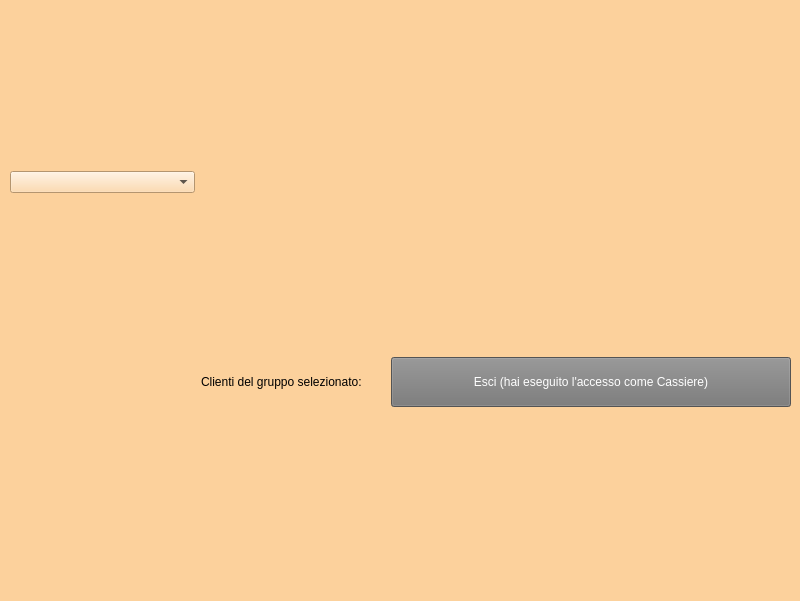
This is Dipendente/view/magazziniereMain.ui in ManuelMarrone/GestioneBowling as Qt 5 draws it before an edit. The edited form follows.
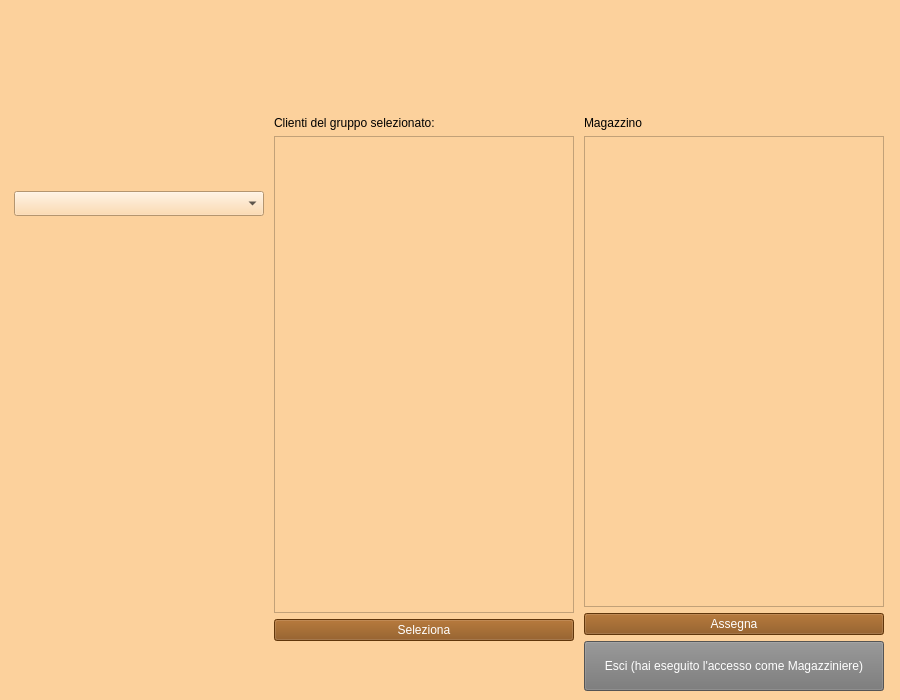
This is the edited form.

Commit message: vista del magazziniere e statistiche in progress

Patch:
```diff
--- a/Dipendente/view/magazziniereMain.ui
+++ b/Dipendente/view/magazziniereMain.ui
@@ -6,10 +6,22 @@
    <rect>
     <x>0</x>
     <y>0</y>
-    <width>800</width>
-    <height>601</height>
+    <width>900</width>
+    <height>700</height>
    </rect>
   </property>
+  <property name="minimumSize">
+   <size>
+    <width>900</width>
+    <height>700</height>
+   </size>
+  </property>
+  <property name="maximumSize">
+   <size>
+    <width>900</width>
+    <height>700</height>
+   </size>
+  </property>
   <property name="windowTitle">
    <string>Magazziniere</string>
   </property>
@@ -21,8 +33,8 @@
     <rect>
      <x>10</x>
      <y>10</y>
-     <width>781</width>
-     <height>583</height>
+     <width>881</width>
+     <height>681</height>
     </rect>
    </property>
    <layout class="QVBoxLayout" name="verticalLayout_4">
@@ -30,6 +42,18 @@
      <layout class="QHBoxLayout" name="horizontalLayout_2">
       <item>
        <widget class="QLabel" name="logo">
+        <property name="minimumSize">
+         <size>
+          <width>0</width>
+          <height>100</height>
+         </size>
+        </property>
+        <property name="maximumSize">
+         <size>
+          <width>16777215</width>
+          <height>100</height>
+         </size>
+        </property>
         <property name="text">
          <string/>
         </property>
@@ -42,7 +66,20 @@
       <item>
        <layout class="QVBoxLayout" name="verticalLayout">
         <item>
-         <widget class="QComboBox" name="comboBox"/>
+         <widget class="QComboBox" name="gruppiComboBox">
+          <property name="minimumSize">
+           <size>
+            <width>250</width>
+            <height>25</height>
+           </size>
+          </property>
+          <property name="maximumSize">
+           <size>
+            <width>250</width>
+            <height>25</height>
+           </size>
+          </property>
+         </widget>
         </item>
         <item>
          <spacer name="verticalSpacer">
@@ -66,26 +103,113 @@
        <layout class="QVBoxLayout" name="verticalLayout_2">
         <item>
          <widget class="QLabel" name="label">
+          <property name="minimumSize">
+           <size>
+            <width>250</width>
+            <height>0</height>
+           </size>
+          </property>
+          <property name="maximumSize">
+           <size>
+            <width>250</width>
+            <height>16777215</height>
+           </size>
+          </property>
           <property name="text">
            <string>Clienti del gruppo selezionato:</string>
           </property>
          </widget>
         </item>
+        <item>
+         <widget class="QListWidget" name="clientiList">
+          <property name="minimumSize">
+           <size>
+            <width>300</width>
+            <height>0</height>
+           </size>
+          </property>
+          <property name="maximumSize">
+           <size>
+            <width>300</width>
+            <height>16777215</height>
+           </size>
+          </property>
+         </widget>
+        </item>
+        <item>
+         <widget class="QPushButton" name="selezionaButton">
+          <property name="styleSheet">
+           <string notr="true">color: white;  background-color: #874B0F</string>
+          </property>
+          <property name="text">
+           <string>Seleziona</string>
+          </property>
+         </widget>
+        </item>
+        <item>
+         <spacer name="verticalSpacer_2">
+          <property name="orientation">
+           <enum>Qt::Vertical</enum>
+          </property>
+          <property name="sizeType">
+           <enum>QSizePolicy::Fixed</enum>
+          </property>
+          <property name="sizeHint" stdset="0">
+           <size>
+            <width>20</width>
+            <height>50</height>
+           </size>
+          </property>
+         </spacer>
+        </item>
        </layout>
       </item>
       <item>
        <layout class="QVBoxLayout" name="verticalLayout_3">
+        <item>
+         <widget class="QLabel" name="magazzinoLabel">
+          <property name="text">
+           <string>Magazzino</string>
+          </property>
+         </widget>
+        </item>
+        <item>
+         <widget class="QListWidget" name="scarpeList">
+          <property name="minimumSize">
+           <size>
+            <width>300</width>
+            <height>0</height>
+           </size>
+          </property>
+          <property name="maximumSize">
+           <size>
+            <width>300</width>
+            <height>16777215</height>
+           </size>
+          </property>
+         </widget>
+        </item>
+        <item>
+         <widget class="QPushButton" name="assegnaButton">
+          <property name="styleSheet">
+           <string notr="true">color: white;  background-color: #874B0F</string>
+          </property>
+          <property name="text">
+           <string>Assegna</string>
+          </property>
+         </widget>
+        </item>
         <item>
          <widget class="QPushButton" name="esciButton">
           <property name="minimumSize">
            <size>
-            <width>400</width>
+            <width>300</width>
             <height>50</height>
            </size>
           </property>
           <property name="maximumSize">
            <size>
-            <width>400</width>
+            <width>300</width>
             <height>50</height>
            </size>
           </property>
@@ -93,7 +217,7 @@
            <string notr="true">color: white;  background-color: #757575</string>
           </property>
           <property name="text">
-           <string>Esci (hai eseguito l'accesso come Cassiere)</string>
+           <string>Esci (hai eseguito l'accesso come Magazziniere)</string>
           </property>
           <property name="shortcut">
            <string>Backspace</string>
```
The commit also changes 10 other files.
